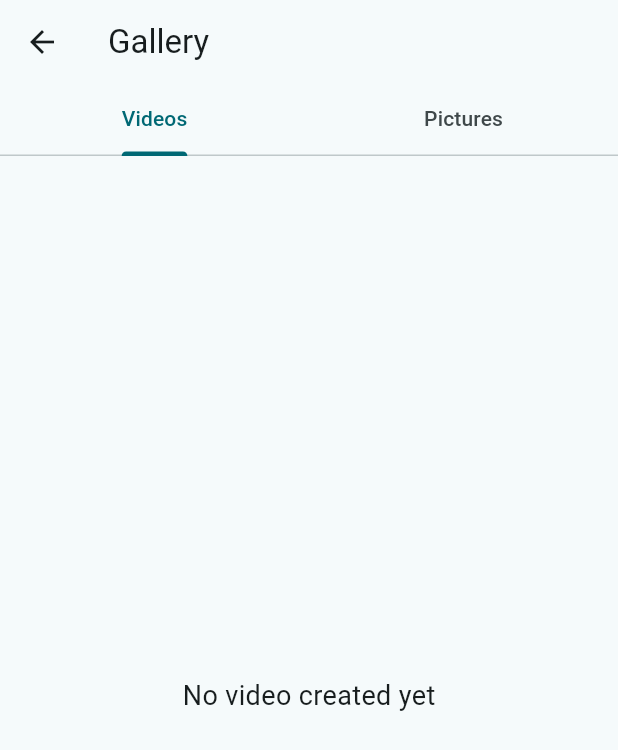
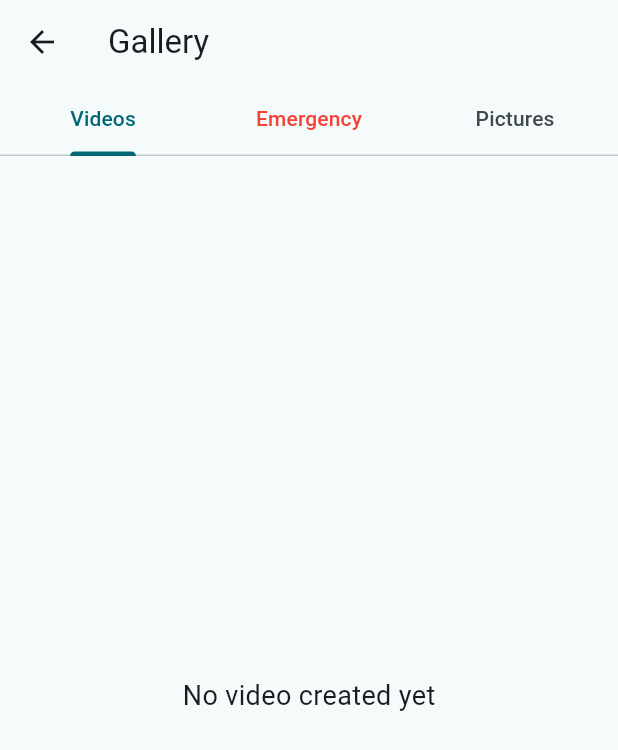
Before and after one commit to Gotcha190/DriveCamfy, a Flutter app: the GalleryView screen opened by its route, on a phone screen of 412 x 824 dp. Shown: the top 750 px of the screen. Run offline on Flutter 3.47's test engine with Material 3 defaults, Android fonts, the phone set to English and light mode, and no system bars; our stand-ins replace camera, device_info_plus, permission_handler, sizer, video_player, visibility_detector; missing offline and left inert: clippy_flutter, video_thumbnail; statements that could not run were skipped.

Commit message:
Emergency videos in gallery

```diff
--- a/lib/utils/media_tools/gallery_helper.dart
+++ b/lib/utils/media_tools/gallery_helper.dart
@@ -39,6 +39,24 @@ class GalleryHelper {
     return videos;
   }
 
+  static Future<List<File>> getEmergency() async {
+    final List<File> emergency = [];
+
+    try {
+      final Directory emergencyDirectory = Directory(AppDirectory().emergency);
+      if (await emergencyDirectory.exists()) {
+        emergency.addAll(await emergencyDirectory
+            .list()
+            .where((entity) => entity is File && entity.lengthSync() > 0)
+            .map<File>((entity) => File(entity.path))
+            .toList());
+      }
+    } catch (e) {
+      print('Błąd podczas odczytu katalogu filmów: $e');
+    }
+    return emergency;
+  }
+
   static Future<void> deleteVideo(File video) async {
     try {
       final String videoName = path.basenameWithoutExtension(video.path);
--- a/lib/utils/media_tools/thumbnail_generator.dart
+++ b/lib/utils/media_tools/thumbnail_generator.dart
@@ -26,13 +26,12 @@ class ThumbnailsGenerator {
 
   static Future<Uint8List?> _generateThumbnail(File file) async {
     try {
-      print("generating!!!");
       final thumbnail = await VideoThumbnail.thumbnailData(
         video: file.path,
         imageFormat: ImageFormat.JPEG,
         quality: 95,
-        maxHeight: 100,
-        maxWidth: 100,
+        maxHeight: 150,
+        maxWidth: 150,
       );
 
       // Save thumbnail to thumbnails directory
--- a/lib/utils/media_tools/video_recorder.dart
+++ b/lib/utils/media_tools/video_recorder.dart
@@ -66,7 +66,7 @@ class VideoRecorder {
       String formattedDate =
           DateFormat('yyyy-MM-dd_HH-mm-ss').format(_emergencyClipStart);
       final String videoPath =
-          '${AppDirectory().emergency}/video_$formattedDate.mp4';
+          '${AppDirectory().emergency}/EMERGENCY_$formattedDate.mp4';
       await tempFile.saveTo(videoPath);
       File(tempFile.path).delete();
     }
--- a/lib/views/gallery_view.dart
+++ b/lib/views/gallery_view.dart
@@ -15,6 +15,7 @@ class GalleryView extends StatefulWidget {
 class _GalleryViewState extends State<GalleryView> {
   late List<File> images = [];
   late List<File> videos = [];
+  late List<File> emergency = [];
 
   @override
   void initState() {
@@ -22,26 +23,28 @@ class _GalleryViewState extends State<GalleryView> {
     _loadFiles();
   }
 
-  void _onDelete() {
-    _loadFiles();
-  }
-
   Future<void> _loadFiles() async {
     images = await GalleryHelper.getImages();
     videos = await GalleryHelper.getVideos();
+    emergency = await GalleryHelper.getEmergency();
     setState(() {});
   }
 
   Future<void> _openFullScreen(BuildContext context, File file) async {
     String routeName =
         images.contains(file) ? '/fullscreenImage' : '/fullscreenVideo';
+    List<File> whichFile = images.contains(file)
+        ? images
+        : emergency.contains(file)
+            ? emergency
+            : videos;
+    int index = whichFile.indexOf(file);
     await Navigator.of(context).pushNamed(
       routeName,
       arguments: {
-        'file': images.contains(file) ? images : videos,
-        'index':
-            images.contains(file) ? images.indexOf(file) : videos.indexOf(file),
-        'onDelete': _onDelete,
+        'file': whichFile,
+        'index': index,
+        'onDelete': _loadFiles,
       },
     );
   }
@@ -49,13 +52,19 @@ class _GalleryViewState extends State<GalleryView> {
   @override
   Widget build(BuildContext context) {
     return DefaultTabController(
-      length: 2,
+      length: 3,
       child: Scaffold(
         appBar: AppBar(
           title: const Text('Gallery'),
           bottom: const TabBar(
             tabs: [
               Tab(text: 'Videos'),
+              Tab(
+                child: Text(
+                  'Emergency',
+                  style: TextStyle(color: Colors.red),
+                ),
+              ),
               Tab(text: 'Pictures'),
             ],
           ),
@@ -70,6 +79,14 @@ class _GalleryViewState extends State<GalleryView> {
                     ),
                   )
                 : _buildGridView(context, videos),
+            emergency.isEmpty
+                ? const Center(
+                    child: Text(
+                      "No emergency video created yet",
+                      style: TextStyle(fontSize: 18),
+                    ),
+                  )
+                : _buildGridView(context, emergency),
             images.isEmpty
                 ? const Center(
                     child: Text(
```
